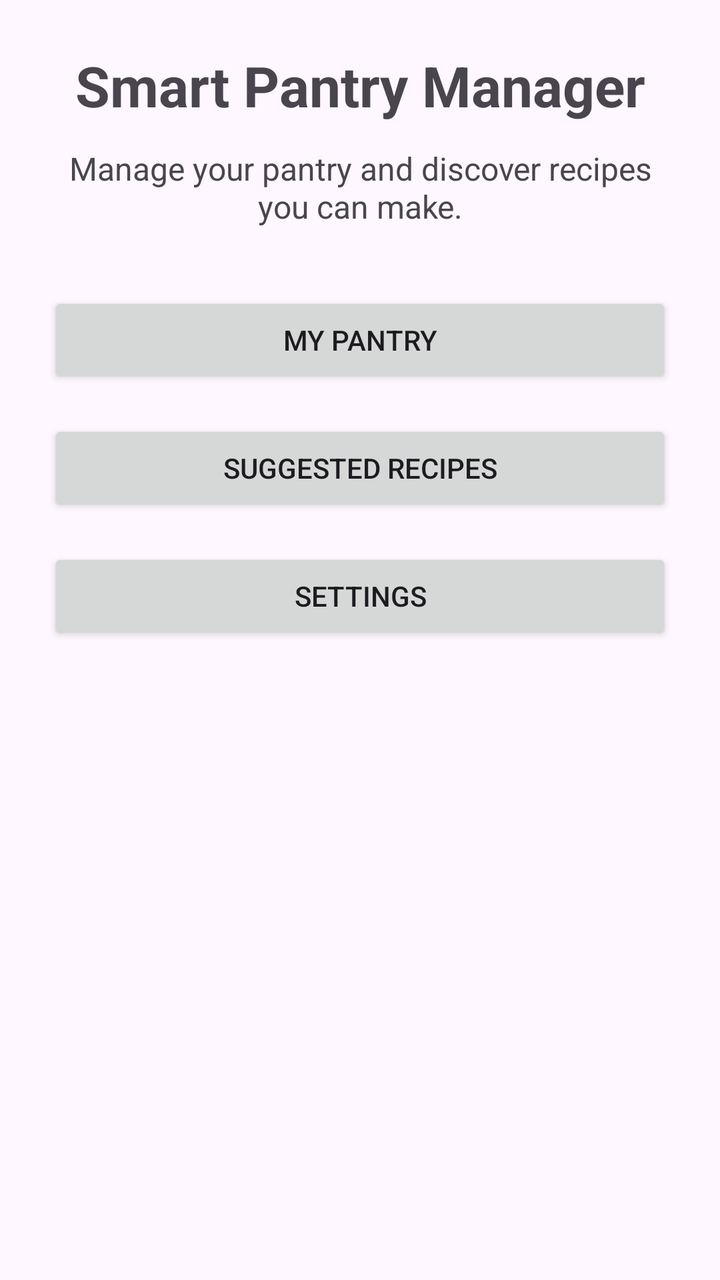
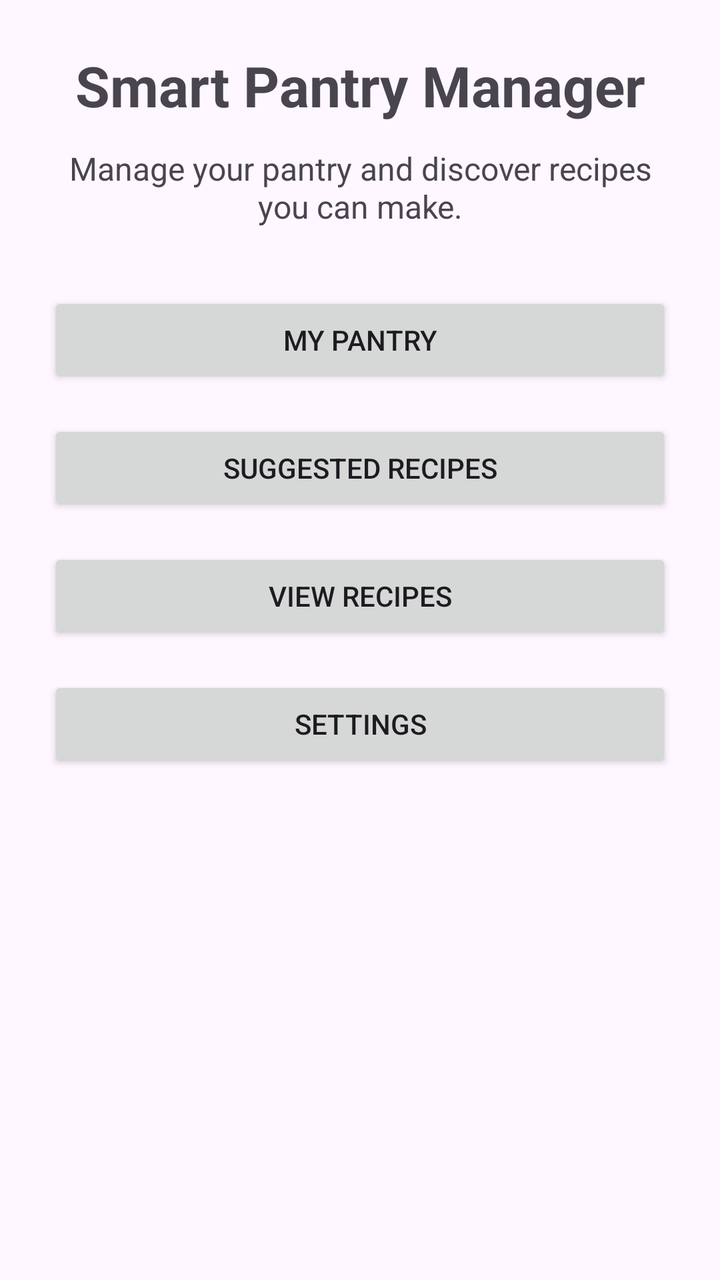

Before-and-after screenshots of an Android layout around one commit, followed by the original layout XML and the change that was made.
<!-- AndroidManifest.xml: application theme Theme.SmartPantryManager -->
<!-- res/layout/activity_main.xml -->
<?xml version="1.0" encoding="utf-8"?>
<LinearLayout xmlns:android="http://schemas.android.com/apk/res/android"
    android:layout_width="match_parent"
    android:layout_height="match_parent"
    android:orientation="vertical"
    android:padding="24dp">

    <TextView
        android:id="@+id/tvTitle"
        android:layout_width="match_parent"
        android:layout_height="wrap_content"
        android:text="Smart Pantry Manager"
        android:textSize="28sp"
        android:textStyle="bold"
        android:gravity="center"
        android:layout_marginBottom="12dp" />

    <TextView
        android:id="@+id/tvWelcome"
        android:layout_width="match_parent"
        android:layout_height="wrap_content"
        android:text="Manage your pantry and discover recipes you can make."
        android:textSize="16sp"
        android:gravity="center"
        android:layout_marginBottom="32dp" />

    <Button
        android:id="@+id/btnPantry"
        android:layout_width="match_parent"
        android:layout_height="wrap_content"
        android:text="My Pantry"
        android:layout_marginBottom="16dp" />

    <Button
        android:id="@+id/btnRecipes"
        android:layout_width="match_parent"
        android:layout_height="wrap_content"
        android:text="Suggested Recipes"
        android:layout_marginBottom="16dp" />

    <Button
        android:id="@+id/btnSettings"
        android:layout_width="match_parent"
        android:layout_height="wrap_content"
        android:text="Settings" />

</LinearLayout>
<!-- resources referenced by this layout -->
<resources>
  <style name="Theme.SmartPantryManager" parent="Base.Theme.SmartPantryManager" />
  <style name="Base.Theme.SmartPantryManager" parent="Theme.Material3.DayNight.NoActionBar">
          
          
      </style>
</resources>

<!-- the commit's change to res/layout/activity_main.xml (unified diff, before → after) -->
@@ -32,10 +32,17 @@
         android:layout_marginBottom="16dp" />
 
     <Button
-        android:id="@+id/btnRecipes"
+        android:id="@+id/btnSuggestedRecipes"
         android:layout_width="match_parent"
         android:layout_height="wrap_content"
         android:text="Suggested Recipes"
+        android:layout_marginBottom="16dp" />
+
+    <Button
+        android:id="@+id/btnViewRecipes"
+        android:layout_width="match_parent"
+        android:layout_height="wrap_content"
+        android:text="View Recipes"
         android:layout_marginBottom="16dp" />
 
     <Button
